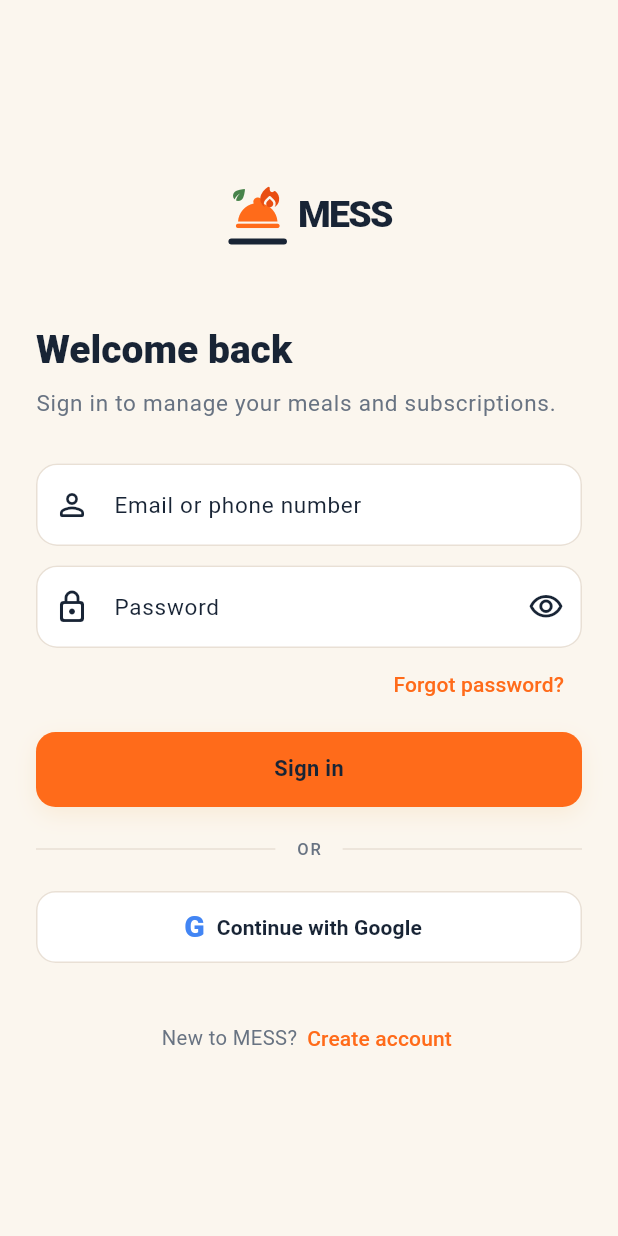
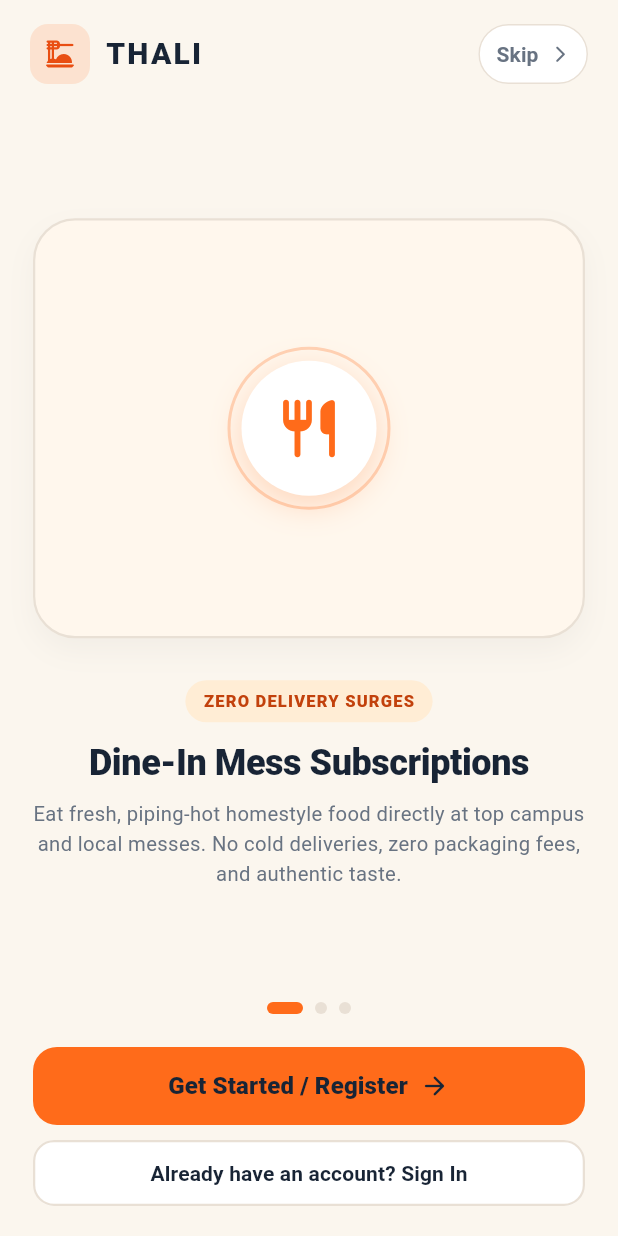
Before and after one commit to re-etikk/mess, a Flutter app: the screen it shows after launch, on a phone screen of 412 x 824 dp. Run offline on Flutter 3.47's test engine with Material 3 defaults, Android fonts, the phone set to English and light mode, and no system bars; our stand-ins replace image_picker, qr_flutter, shared_preferences; missing offline and left inert: mobile_scanner; Roboto replaces fonts that are missing (Montserrat, OpenSans).

Commit message:
feat: resilient payment, first-time user promo ad onboarding, partner refresh buttons, and synchronized menu-plan persistence

```diff
--- /dev/null
+++ b/apps/mobile_customer/lib/features/onboarding/ad_onboarding_screen.dart
@@ -0,0 +1,350 @@
+import 'package:flutter/material.dart';
+import 'package:shared_preferences/shared_preferences.dart';
+
+import '../../core/animations/thali_animations.dart';
+import '../../core/theme/mess_theme.dart';
+import '../../mess_app.dart';
+import '../auth/login_screen.dart';
+
+/// Full-screen promo & onboarding advertisement screen for first-time installed users.
+/// Adheres strictly to UI/UX Pro Max design intelligence:
+/// - Hero value propositions with comfortable spacing and WCAG AA contrast
+/// - Top "Skip" action to jump straight to Login / Register
+/// - Interactive carousel with smooth transitions
+/// - Bottom primary CTA "Get Started / Register" and secondary "Sign In"
+class AdOnboardingScreen extends StatefulWidget {
+  const AdOnboardingScreen({super.key});
+
+  @override
+  State<AdOnboardingScreen> createState() => _AdOnboardingScreenState();
+}
+
+class _AdOnboardingScreenState extends State<AdOnboardingScreen> {
+  final PageController _pageController = PageController();
+  int _currentPage = 0;
+
+  final List<Map<String, dynamic>> _slides = [
+    {
+      'tag': 'ZERO DELIVERY SURGES',
+      'title': 'Dine-In Mess Subscriptions',
+      'subtitle':
+          'Eat fresh, piping-hot homestyle food directly at top campus and local messes. No cold deliveries, zero packaging fees, and authentic taste.',
+      'icon': Icons.restaurant_rounded,
+      'badgeColor': Color(0xFFFFEDD5),
+      'badgeText': Color(0xFFC2410C),
+      'cardBg': Color(0xFFFFF7ED),
+      'iconColor': MessColors.orange,
+    },
+    {
+      'tag': '1-TAP SMART PASS',
+      'title': 'Scan Daily Counter QR',
+      'subtitle':
+          'Never lose paper meal cards again. Walk into your mess, scan today\'s official cryptographic counter QR code, and enjoy your meal instantly.',
+      'icon': Icons.qr_code_scanner_rounded,
+      'badgeColor': Color(0xFFDCFCE7),
+      'badgeText': Color(0xFF15803D),
+      'cardBg': Color(0xFFF0FDF4),
+      'iconColor': Color(0xFF16A34A),
+    },
+    {
+      'tag': 'MAXIMUM SAVINGS',
+      'title': 'Save Up to ₹3,000 Monthly',
+      'subtitle':
+          'Flexible monthly, 15-day, and meal-count plans starting at just ₹65/thali. Pause whenever you go home or skip meals without losing credits.',
+      'icon': Icons.savings_rounded,
+      'badgeColor': Color(0xFFFEF3C7),
+      'badgeText': Color(0xFFB45309),
+      'cardBg': Color(0xFFFFFBEB),
+      'iconColor': Color(0xFFD97706),
+    },
+  ];
+
+  Future<void> _completeOnboarding({bool toRegister = false}) async {
+    try {
+      final prefs = await SharedPreferences.getInstance();
+      await prefs.setBool('thali_has_seen_onboarding', true);
+    } catch (_) {}
+
+    if (!mounted) return;
+    Navigator.of(context).pushReplacement(
+      PageRouteBuilder<void>(
+        pageBuilder: (_, __, ___) => const LoginScreen(),
+        transitionsBuilder: (_, anim, __, child) =>
+            FadeTransition(opacity: anim, child: child),
+        transitionDuration: const Duration(milliseconds: 280),
+      ),
+    );
+  }
+
+  @override
+  Widget build(BuildContext context) {
+    return Scaffold(
+      backgroundColor: MessColors.cream,
+      body: SafeArea(
+        child: Column(
+          children: [
+            // Top Bar: Brand + Skip Button
+            Padding(
+              padding: const EdgeInsets.symmetric(horizontal: 20, vertical: 12),
+              child: Row(
+                mainAxisAlignment: MainAxisAlignment.spaceBetween,
+                children: [
+                  Row(
+                    children: [
+                      Container(
+                        padding: const EdgeInsets.all(8),
+                        decoration: BoxDecoration(
+                          color: MessColors.orange.withOpacity(0.14),
+                          borderRadius: BorderRadius.circular(12),
+                        ),
+                        child: const Icon(
+                          Icons.dinner_dining_rounded,
+                          color: MessColors.orangeDark,
+                          size: 24,
+                        ),
+                      ),
+                      const SizedBox(width: 10),
+                      const Text(
+                        'THALI',
+                        style: TextStyle(
+                          fontSize: 20,
+                          fontWeight: FontWeight.w900,
+                          letterSpacing: 1.5,
+                          color: MessColors.navy,
+                        ),
+                      ),
+                    ],
+                  ),
+                  TextButton.icon(
+                    onPressed: () => _completeOnboarding(),
+                    icon: const Text(
+                      'Skip',
+                      style: TextStyle(
+                        fontWeight: FontWeight.w700,
+                        fontSize: 14,
+                        color: MessColors.muted,
+                      ),
+                    ),
+                    label: const Icon(
+                      Icons.arrow_forward_ios_rounded,
+                      size: 13,
+                      color: MessColors.muted,
+                    ),
+                    style: TextButton.styleFrom(
+                      padding: const EdgeInsets.symmetric(horizontal: 12, vertical: 6),
+                      backgroundColor: Colors.white,
+                      shape: RoundedRectangleBorder(
+                        borderRadius: BorderRadius.circular(20),
+                        side: const BorderSide(color: MessColors.border),
+                      ),
+                    ),
+                  ),
+                ],
+              ),
+            ),
+
+            // Carousel Slides
+            Expanded(
+              child: PageView.builder(
+                controller: _pageController,
+                itemCount: _slides.length,
+                onPageChanged: (idx) => setState(() => _currentPage = idx),
+                itemBuilder: (context, index) {
+                  final slide = _slides[index];
+                  return Padding(
+                    padding: const EdgeInsets.fromLTRB(22, 10, 22, 12),
+                    child: Column(
+                      mainAxisAlignment: MainAxisAlignment.center,
+                      children: [
+                        // Visual Hero Card with Pulse Effect
+                        Container(
+                          width: double.infinity,
+                          constraints: const BoxConstraints(maxHeight: 280),
+                          padding: const EdgeInsets.all(28),
+                          decoration: BoxDecoration(
+                            color: slide['cardBg'] as Color,
+                            borderRadius: BorderRadius.circular(28),
+                            border: Border.all(
+                              color: MessColors.border,
+                              width: 1.5,
+                            ),
+                            boxShadow: const [
+                              BoxShadow(
+                                color: Color(0x0A111820),
+                                blurRadius: 16,
+                                offset: Offset(0, 8),
+                              ),
+                            ],
+                          ),
+                          child: Center(
+                            child: Stack(
+                              alignment: Alignment.center,
+                              children: [
+                                PulseRings(
+                                  size: 160,
+                                  color: slide['iconColor'] as Color,
+                                  ringCount: 3,
+                                ),
+                                Container(
+                                  width: 90,
+                                  height: 90,
+                                  decoration: BoxDecoration(
+                                    color: Colors.white,
+                                    shape: BoxShape.circle,
+                                    boxShadow: [
+                                      BoxShadow(
+                                        color: (slide['iconColor'] as Color).withOpacity(0.24),
+                                        blurRadius: 18,
+                                        offset: const Offset(0, 6),
+                                      ),
+                                    ],
+                                  ),
+                                  child: Icon(
+                                    slide['icon'] as IconData,
+                                    color: slide['iconColor'] as Color,
+                                    size: 46,
+                                  ),
+                                ),
+                              ],
+                            ),
+                          ),
+                        ),
+                        const SizedBox(height: 28),
+
+                        // Promotional Tag
+                        Container(
+                          padding: const EdgeInsets.symmetric(horizontal: 12, vertical: 6),
+                          decoration: BoxDecoration(
+                            color: slide['badgeColor'] as Color,
+                            borderRadius: BorderRadius.circular(20),
+                          ),
+                          child: Text(
+                            slide['tag'] as String,
+                            style: TextStyle(
+                              fontSize: 11,
+                              fontWeight: FontWeight.w800,
+                              letterSpacing: 0.8,
+                              color: slide['badgeText'] as Color,
+                            ),
+                          ),
+                        ),
+                        const SizedBox(height: 12),
+
+                        // Title
+                        Text(
+                          slide['title'] as String,
+                          textAlign: TextAlign.center,
+                          style: const TextStyle(
+                            fontSize: 24,
+                            fontWeight: FontWeight.w900,
+                            letterSpacing: -0.3,
+                            color: MessColors.navy,
+                            height: 1.2,
+                          ),
+                        ),
+                        const SizedBox(height: 10),
+
+                        // Subtitle
+                        Text(
+                          slide['subtitle'] as String,
+                          textAlign: TextAlign.center,
+                          style: const TextStyle(
+                            fontSize: 13.5,
+                            color: MessColors.muted,
+                            height: 1.5,
+                          ),
+                        ),
+                      ],
+                    ),
+                  );
+                },
+              ),
+            ),
+
+            // Pagination Dots
+            Row(
+              mainAxisAlignment: MainAxisAlignment.center,
+              children: List.generate(
+                _slides.length,
+                (i) => AnimatedContainer(
+                  duration: const Duration(milliseconds: 250),
+                  margin: const EdgeInsets.symmetric(horizontal: 4),
+                  width: _currentPage == i ? 24 : 8,
+                  height: 8,
+                  decoration: BoxDecoration(
+                    color: _currentPage == i
+                        ? MessColors.orange
+                        : MessColors.border,
+                    borderRadius: BorderRadius.circular(4),
+                  ),
+                ),
+              ),
+            ),
+            const SizedBox(height: 22),
+
+            // Bottom CTAs
+            Padding(
+              padding: const EdgeInsets.fromLTRB(22, 0, 22, 20),
+              child: Column(
+                children: [
+                  SizedBox(
+                    width: double.infinity,
+                    height: 52,
+                    child: FilledButton(
+                      onPressed: () => _completeOnboarding(toRegister: true),
+                      style: FilledButton.styleFrom(
+                        backgroundColor: MessColors.orange,
+                        foregroundColor: MessColors.navy,
+                        shape: RoundedRectangleBorder(
+                          borderRadius: BorderRadius.circular(16),
+                        ),
+                        elevation: 0,
+                      ),
+                      child: const Row(
+                        mainAxisAlignment: MainAxisAlignment.center,
+                        children: [
+                          Text(
+                            'Get Started / Register',
+                            style: TextStyle(
+                              fontWeight: FontWeight.w900,
+                              fontSize: 16,
+                            ),
+                          ),
+                          SizedBox(width: 8),
+                          Icon(Icons.arrow_forward_rounded, size: 20),
+                        ],
+                      ),
+                    ),
+                  ),
+                  const SizedBox(height: 10),
+                  SizedBox(
+                    width: double.infinity,
+                    height: 44,
+                    child: OutlinedButton(
+                      onPressed: () => _completeOnboarding(toRegister: false),
+                      style: OutlinedButton.styleFrom(
+                        foregroundColor: MessColors.navy,
+                        side: const BorderSide(color: MessColors.border, width: 1.5),
+                        shape: RoundedRectangleBorder(
+                          borderRadius: BorderRadius.circular(14),
+                        ),
+                        backgroundColor: Colors.white,
+                      ),
+                      child: const Text(
+                        'Already have an account? Sign In',
+                        style: TextStyle(
+                          fontWeight: FontWeight.w700,
+                          fontSize: 14,
+                        ),
+                      ),
+                    ),
+                  ),
+                ],
+              ),
+            ),
+          ],
+        ),
+      ),
+    );
+  }
+}
```
Also changed, not shown: apps/mobile_customer/lib/core/repositories/http_mess_repository.dart (+52 -16 lines), apps/mobile_customer/lib/features/splash/splash_screen.dart (+15 -3 lines), apps/mobile_provider/lib/main.dart (+115 -18 lines), 5 other files.
